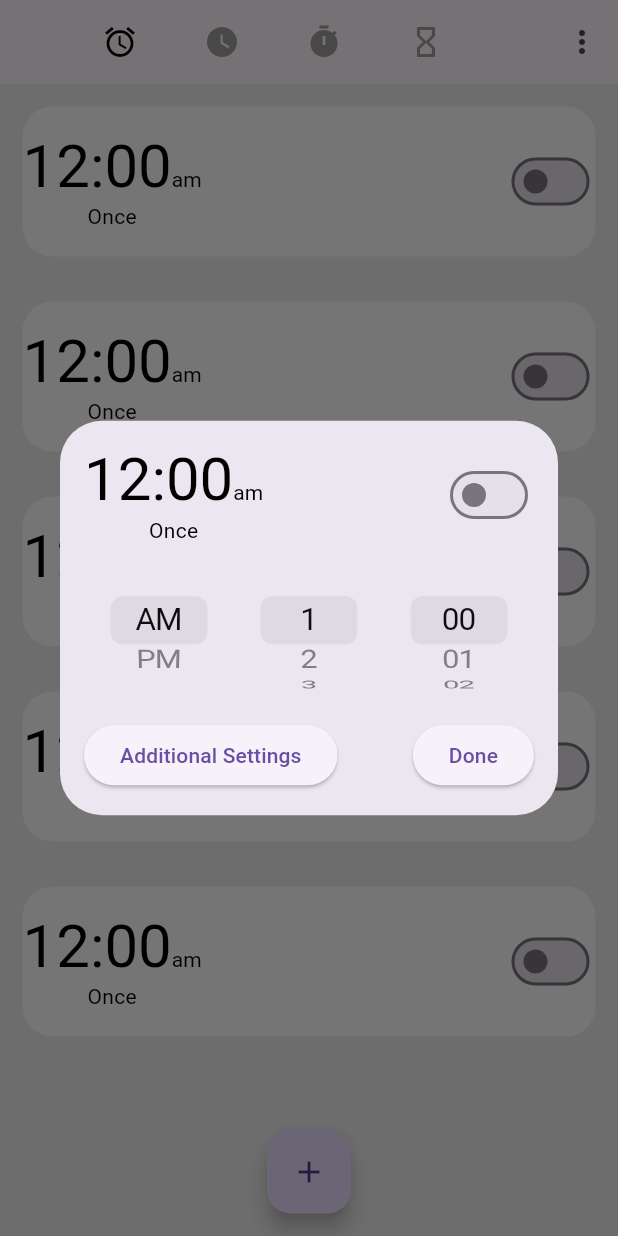
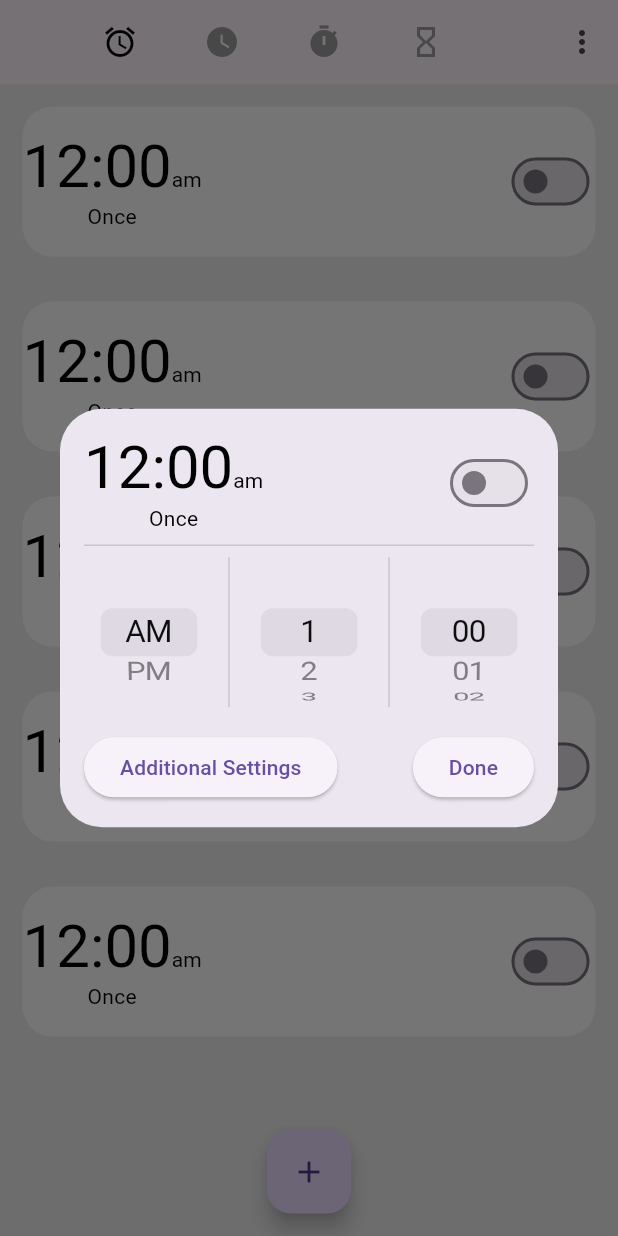
Before and after one commit to 20sw084/Clock, a Flutter app: the screen it shows after launch, after a tap on an icon or button, on a phone screen of 412 x 824 dp. Run offline on Flutter 3.47's test engine with Material 3 defaults, Android fonts, the phone set to English and light mode, and no system bars.

Commit message:
Some Changes with new Flutter version of 3.16.2 & implementation of an important DialogBox

```diff
--- a/lib/main.dart
+++ b/lib/main.dart
@@ -1,5 +1,5 @@
 import 'package:flutter/material.dart';
-import 'static_screen.dart';
+import 'screens/static_screen.dart';
 
 void main() {
   runApp(const Mypp());
--- a/lib/select_city_screen.dart
+++ b/lib/screens/select_city_screen.dart
@@ -2,7 +2,7 @@ import 'package:flutter/material.dart';
 import 'dart:async';
 // import 'external_libs/flutter_native_timezone/flutter_native_timezone.dart';
 
-import 'external_libs/alphabet_scroll_view/src/alphabet_scroll.dart';
+import '../external_libs/alphabet_scroll_view/src/alphabet_scroll.dart';
 
 class SelectCityScreen extends StatefulWidget {
   const SelectCityScreen({Key? key}) : super(key: key);
--- a/lib/static_screen.dart
+++ b/lib/screens/static_screen.dart
@@ -1,9 +1,9 @@
 import 'dart:async';
 import 'package:flutter/material.dart';
-import 'package:alarm_app/select_city_screen.dart';
+import 'package:alarm_app/screens/select_city_screen.dart';
 import 'package:alarm_app/widgets/alarm_card.dart';
 import 'package:alarm_app/widgets/timezone_card.dart';
-import 'external_libs/flutter_time_picker_spinner/flutter_time_picker_spinner.dart';
+import '../external_libs/flutter_time_picker_spinner/flutter_time_picker_spinner.dart';
 
 class AlarmScreen extends StatefulWidget {
   const AlarmScreen({Key? key}) : super(key: key);
--- /dev/null
+++ b/lib/scroll_button_screen.dart
@@ -0,0 +1,49 @@
+import 'package:flutter/cupertino.dart';
+
+class ScrollButton extends StatefulWidget {
+  final List<String> items;
+  final String title;
+
+  const ScrollButton({required this.items, required this.title});
+
+  @override
+  _ScrollButtonState createState() => _ScrollButtonState();
+}
+
+class _ScrollButtonState extends State<ScrollButton> {
+  String selectedValue = '';
+
+  @override
+  void initState() {
+    super.initState();
+    selectedValue = widget.items.first;
+  }
+
+  @override
+  Widget build(BuildContext context) {
+    return Column(
+      children: [
+        // Text(widget.title),
+        // SizedBox(height: 8),
+        Container(
+          height: 100,
+          width: MediaQuery.of(context).size.width*0.2,
+          child: CupertinoPicker(
+            itemExtent: 32.0,
+            onSelectedItemChanged: (int index) {
+              setState(() {
+                selectedValue = widget.items[index];
+              });
+            },
+            children: List<Widget>.generate(widget.items.length, (int index) {
+              return Center(
+                child: Text(widget.items[index]),
+              );
+            }),
+          ),
+        ),
+        // Text('Selected: $selectedValue'),
+      ],
+    );
+  }
+}
--- a/lib/widgets/alarm_card.dart
+++ b/lib/widgets/alarm_card.dart
@@ -1,5 +1,7 @@
 import 'package:flutter/cupertino.dart';
 import 'package:flutter/material.dart';
+
+import '../scroll_button_screen.dart';
 
 class AlarmCard extends StatefulWidget {
   const AlarmCard({Key? key}) : super(key: key);
@@ -137,14 +139,19 @@ class _CustomDialogState extends State<CustomDialog> {
                 ),
               ],
             ),
-            Row(
+            Divider(),
+            IntrinsicHeight(
+              child: Row(
                 mainAxisAlignment: MainAxisAlignment.spaceAround,
                 children: [
                   // Scrollable buttons for AM/PM, Hours (01-12), Minutes (00-59)
                   ScrollButton(items: ['AM', 'PM'], title: 'AM/PM'),
+                  VerticalDivider(),
                   ScrollButton(items: List.generate(12, (index) => '${index + 1}'), title: 'Hours'),
+                  VerticalDivider(),
                   ScrollButton(items: List.generate(60, (index) => '${index.toString().padLeft(2, '0')}'), title: 'Minutes'),
                 ],
+              ),
             ),
             SizedBox(height: 16),
             Row(
@@ -173,53 +180,6 @@ class _CustomDialogState extends State<CustomDialog> {
   }
 }
 
-class ScrollButton extends StatefulWidget {
-  final List<String> items;
-  final String title;
-
-  const ScrollButton({required this.items, required this.title});
-
-  @override
-  _ScrollButtonState createState() => _ScrollButtonState();
-}
-
-class _ScrollButtonState extends State<ScrollButton> {
-  String selectedValue = '';
-
-  @override
-  void initState() {
-    super.initState();
-    selectedValue = widget.items.first;
-  }
-
-  @override
-  Widget build(BuildContext context) {
-    return Column(
-      children: [
-        // Text(widget.title),
-        // SizedBox(height: 8),
-        Container(
-          height: 100,
-          width: MediaQuery.of(context).size.width*0.2,
-          child: CupertinoPicker(
-            itemExtent: 32.0,
-            onSelectedItemChanged: (int index) {
-              setState(() {
-                selectedValue = widget.items[index];
-              });
-            },
-            children: List<Widget>.generate(widget.items.length, (int index) {
-              return Center(
-                child: Text(widget.items[index]),
-              );
-            }),
-          ),
-        ),
-        // Text('Selected: $selectedValue'),
-      ],
-    );
-  }
-}
 class CustomTextStyle {
   static const TextStyle formalStyle1 = TextStyle(
 // fontFamily: fontFamily,
```
Also changed, not shown: lib/screens/additional_settings_screen.dart (added, +10 -0 lines), 1 other file. Lines whose indentation alone changed are shown as unchanged.
